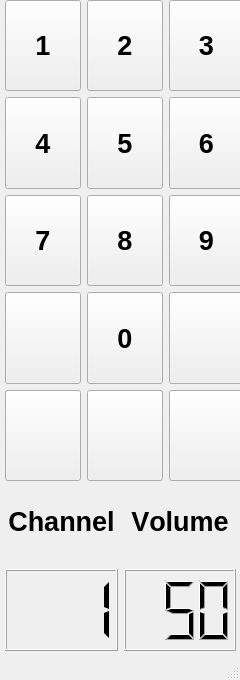
Qt form mainwindow.ui (AndreyBagryanskiy/37_3) before a commit.
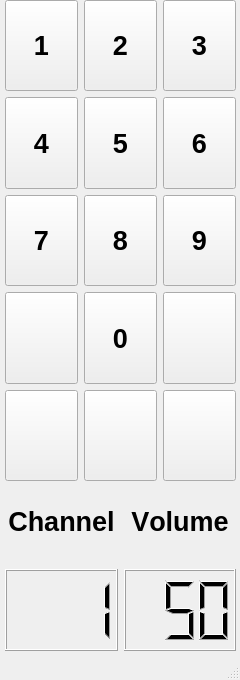
The same form after that commit. Icons and pictures are not drawn.

```diff
--- a/mainwindow.ui
+++ b/mainwindow.ui
@@ -47,7 +47,6 @@
    <property name="font">
     <font>
      <pointsize>20</pointsize>
-     <weight>75</weight>
      <bold>true</bold>
      <kerning>false</kerning>
     </font>
@@ -108,8 +107,11 @@
        <property name="digitCount">
         <number>3</number>
        </property>
+       <property name="mode">
+        <enum>QLCDNumber::Dec</enum>
+       </property>
        <property name="segmentStyle">
-        <enum>QLCDNumber::Flat</enum>
+        <enum>QLCDNumber::Filled</enum>
        </property>
        <property name="intValue" stdset="0">
         <number>1</number>
@@ -139,7 +141,7 @@
      <rect>
       <x>5</x>
       <y>0</y>
-      <width>239</width>
+      <width>231</width>
       <height>481</height>
      </rect>
     </property>
```
Left out of the diff: 470 changed lines with no effect on the pictures.
